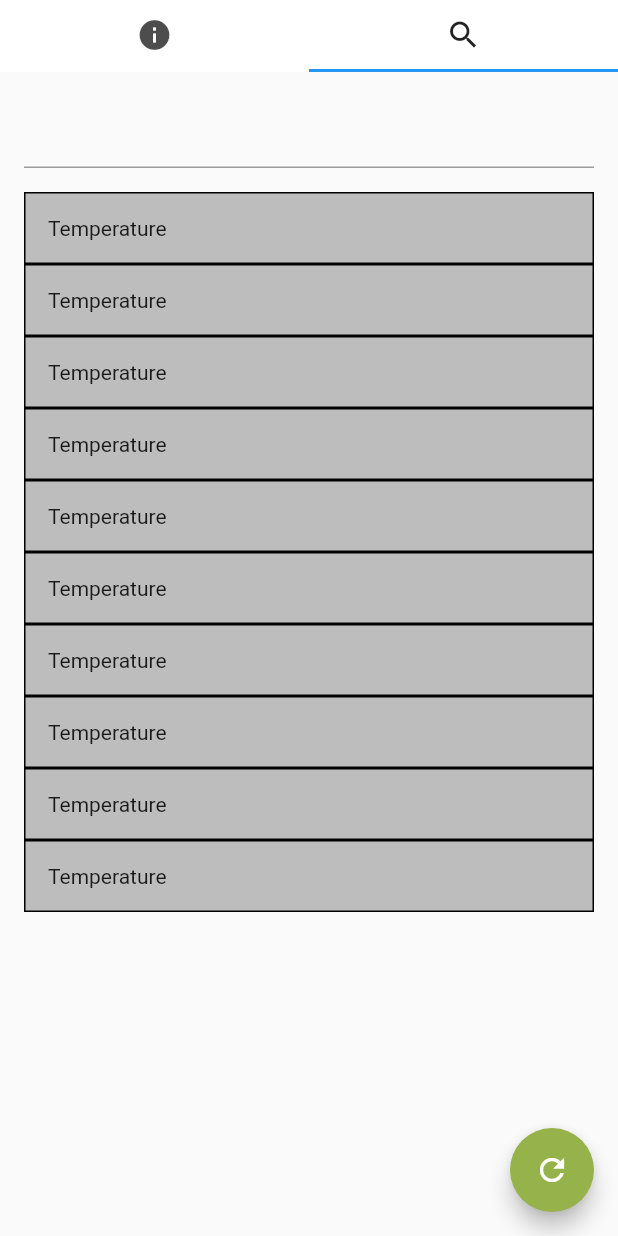
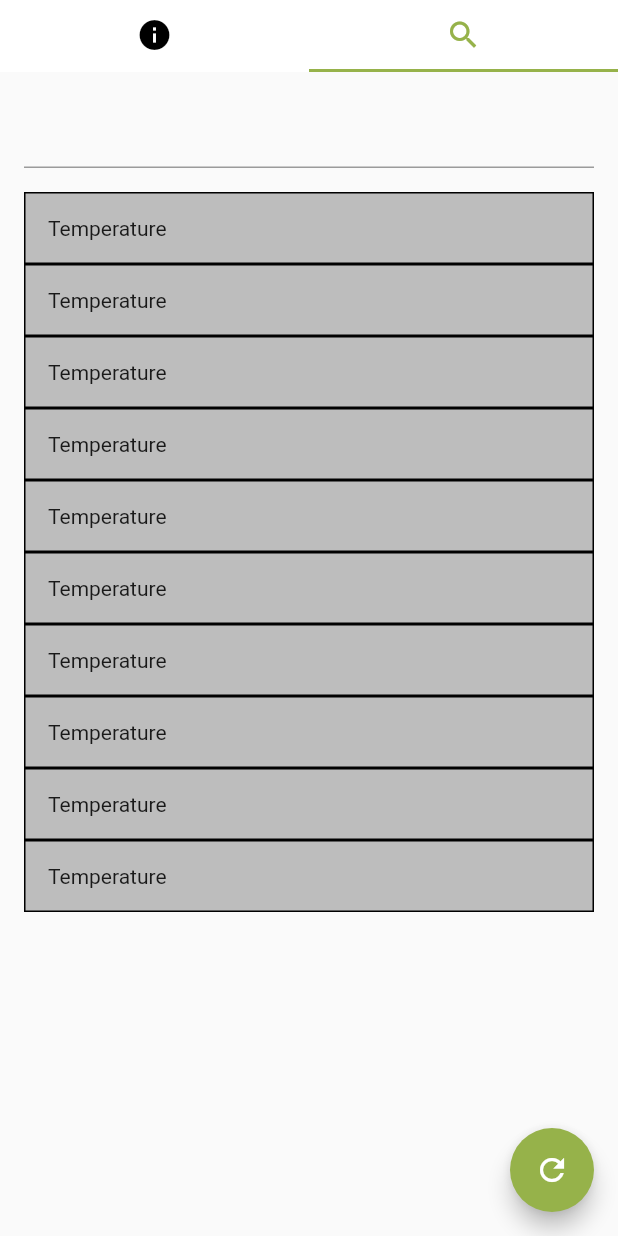
Before and after one commit to alwian/USB-Tour-App, a Flutter app: the UrbanObservatoryFragment screen opened directly, tab 2 chosen, on a phone screen of 412 x 824 dp. Run offline on Flutter 3.47's test engine with Material 2 defaults, Android fonts, the phone set to English and light mode, and no system bars.

Commit message:
Styled TabBar

```diff
--- a/lib/fragments/urban_observatory_fragment.dart
+++ b/lib/fragments/urban_observatory_fragment.dart
@@ -25,6 +25,9 @@ class UrbanObservatoryFragment extends StatelessWidget {
         child: Column(
           children: <Widget>[
             TabBar(
+              indicatorColor: Color(0xFF96B24A),
+              unselectedLabelColor: Colors.black,
+              labelColor: Color(0xFF96B24A),
               tabs: <Widget>[
                 Tab(icon: Icon(Icons.info)),
                 Tab(icon: Icon(Icons.search)),
```
